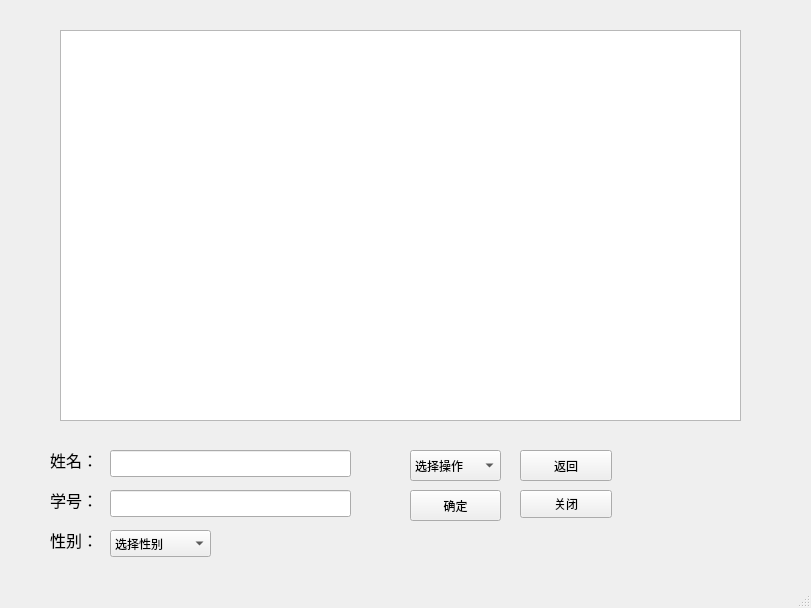
The window that mainwindow.ui (qisanfen666/myWork) describes before a commit, drawn with Qt 5.
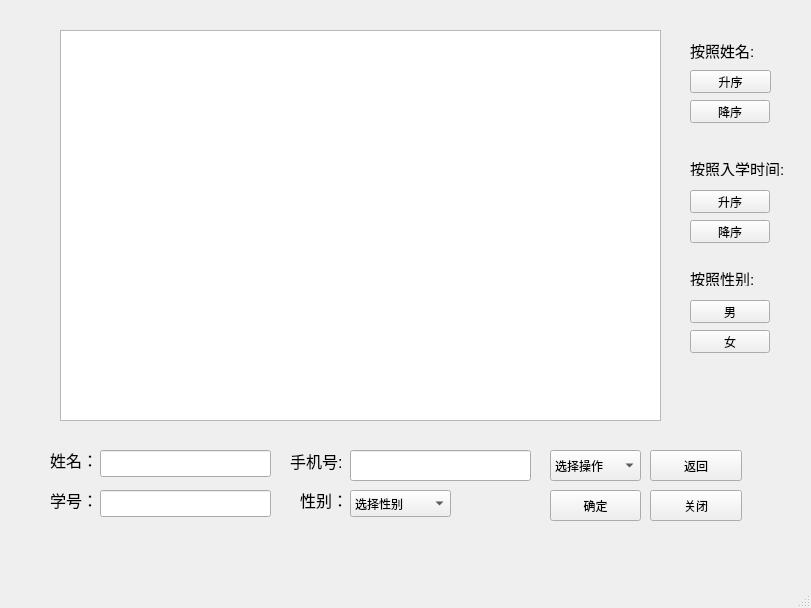
The same window after the commit.

What changed in the file:
```diff
--- a/mainwindow.ui
+++ b/mainwindow.ui
@@ -17,7 +17,7 @@
    <widget class="QPushButton" name="return_Button">
     <property name="geometry">
      <rect>
-      <x>520</x>
+      <x>650</x>
       <y>450</y>
       <width>92</width>
       <height>31</height>
@@ -30,10 +30,10 @@
    <widget class="QPushButton" name="close_Button">
     <property name="geometry">
      <rect>
-      <x>520</x>
+      <x>650</x>
       <y>490</y>
       <width>92</width>
-      <height>28</height>
+      <height>31</height>
      </rect>
     </property>
     <property name="text">
@@ -79,7 +79,7 @@
    <widget class="QComboBox" name="functionBox">
     <property name="geometry">
      <rect>
-      <x>410</x>
+      <x>550</x>
       <y>450</y>
       <width>91</width>
       <height>31</height>
@@ -114,19 +114,24 @@
    <widget class="QLineEdit" name="nameLine">
     <property name="geometry">
      <rect>
-      <x>110</x>
+      <x>100</x>
       <y>450</y>
-      <width>241</width>
+      <width>171</width>
       <height>27</height>
      </rect>
     </property>
+    <property name="font">
+     <font>
+      <pointsize>10</pointsize>
+     </font>
+    </property>
    </widget>
    <widget class="QLineEdit" name="idLine">
     <property name="geometry">
      <rect>
-      <x>110</x>
+      <x>100</x>
       <y>490</y>
-      <width>241</width>
+      <width>171</width>
       <height>27</height>
      </rect>
     </property>
@@ -134,7 +139,7 @@
    <widget class="QPushButton" name="confirm_Button">
     <property name="geometry">
      <rect>
-      <x>410</x>
+      <x>550</x>
       <y>490</y>
       <width>91</width>
       <height>31</height>
@@ -149,7 +154,7 @@
      <rect>
       <x>60</x>
       <y>30</y>
-      <width>681</width>
+      <width>601</width>
       <height>391</height>
      </rect>
     </property>
@@ -157,8 +162,8 @@
    <widget class="QComboBox" name="genderBox">
     <property name="geometry">
      <rect>
-      <x>110</x>
-      <y>530</y>
+      <x>350</x>
+      <y>490</y>
       <width>101</width>
       <height>27</height>
      </rect>
@@ -182,8 +187,8 @@
    <widget class="QLabel" name="gender">
     <property name="geometry">
      <rect>
-      <x>50</x>
-      <y>530</y>
+      <x>300</x>
+      <y>490</y>
       <width>69</width>
       <height>19</height>
      </rect>
@@ -197,6 +202,171 @@
      <string>性别：</string>
     </property>
    </widget>
+   <widget class="QLabel" name="phone">
+    <property name="geometry">
+     <rect>
+      <x>290</x>
+      <y>450</y>
+      <width>71</width>
+      <height>21</height>
+     </rect>
+    </property>
+    <property name="font">
+     <font>
+      <pointsize>12</pointsize>
+     </font>
+    </property>
+    <property name="text">
+     <string>手机号:</string>
+    </property>
+   </widget>
+   <widget class="QLineEdit" name="phoneLine">
+    <property name="geometry">
+     <rect>
+      <x>350</x>
+      <y>450</y>
+      <width>181</width>
+      <height>31</height>
+     </rect>
+    </property>
+    <property name="font">
+     <font>
+      <pointsize>10</pointsize>
+     </font>
+    </property>
+   </widget>
+   <widget class="QPushButton" name="nameAscButton">
+    <property name="geometry">
+     <rect>
+      <x>690</x>
+      <y>70</y>
+      <width>81</width>
+      <height>23</height>
+     </rect>
+    </property>
+    <property name="text">
+     <string>升序</string>
+    </property>
+   </widget>
+   <widget class="QPushButton" name="nameDescButton">
+    <property name="geometry">
+     <rect>
+      <x>690</x>
+      <y>100</y>
+      <width>80</width>
+      <height>23</height>
+     </rect>
+    </property>
+    <property name="text">
+     <string>降序</string>
+    </property>
+   </widget>
+   <widget class="QLabel" name="inName">
+    <property name="geometry">
+     <rect>
+      <x>690</x>
+      <y>40</y>
+      <width>81</width>
+      <height>20</height>
+     </rect>
+    </property>
+    <property name="font">
+     <font>
+      <pointsize>11</pointsize>
+     </font>
+    </property>
+    <property name="text">
+     <string>按照姓名:</string>
+    </property>
+   </widget>
+   <widget class="QLabel" name="inTime">
+    <property name="geometry">
+     <rect>
+      <x>690</x>
+      <y>160</y>
+      <width>101</width>
+      <height>16</height>
+     </rect>
+    </property>
+    <property name="font">
+     <font>
+      <pointsize>11</pointsize>
+     </font>
+    </property>
+    <property name="text">
+     <string>按照入学时间:</string>
+    </property>
+   </widget>
+   <widget class="QPushButton" name="timeAscButton">
+    <property name="geometry">
+     <rect>
+      <x>690</x>
+      <y>190</y>
+      <width>80</width>
+      <height>23</height>
+     </rect>
+    </property>
+    <property name="text">
+     <string>升序</string>
+    </property>
+   </widget>
+   <widget class="QPushButton" name="timeDescButton">
+    <property name="geometry">
+     <rect>
+      <x>690</x>
+      <y>220</y>
+      <width>80</width>
+      <height>23</height>
+     </rect>
+    </property>
+    <property name="text">
+     <string>降序</string>
+    </property>
+   </widget>
+   <widget class="QLabel" name="inGender">
+    <property name="geometry">
+     <rect>
+      <x>690</x>
+      <y>270</y>
+      <width>81</width>
+      <height>16</height>
+     </rect>
+    </property>
+    <property name="font">
+     <font>
+      <pointsize>11</pointsize>
+     </font>
+    </property>
+    <property name="text">
+     <string>按照性别:</string>
+    </property>
+   </widget>
+   <widget class="QPushButton" name="maleButton">
+    <property name="geometry">
+     <rect>
+      <x>690</x>
+      <y>300</y>
+      <width>80</width>
+      <height>23</height>
+     </rect>
+    </property>
+    <property name="text">
+     <string>男</string>
+    </property>
+   </widget>
+   <widget class="QPushButton" name="femaleButton">
+    <property name="geometry">
+     <rect>
+      <x>690</x>
+      <y>330</y>
+      <width>80</width>
+      <height>23</height>
+     </rect>
+    </property>
+    <property name="text">
+     <string>女</string>
+    </property>
+   </widget>
   </widget>
   <widget class="QMenuBar" name="menubar">
    <property name="geometry">
```
Left out of the diff: 2 changed lines with no effect on the pictures.
